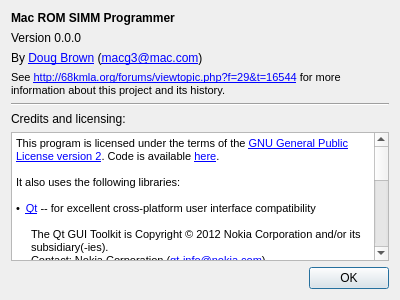
Before: the Qt Designer form aboutbox.ui in dougg3/mac-rom-simm-programmer.software, drawn with Qt 5.
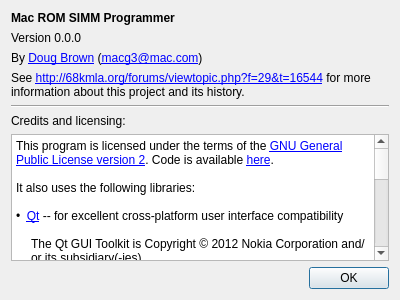
After: the same form once the commit is applied.

Commit message:
Fixed font size issues on Mac OS X (hopefully)
I manually removed any font-size styles in the about box. Unfortunately,
Qt Creator automatically puts them in, so this might be an ongoing pain
in the ass to deal with. Hopefully I won't ever have to change anything
on that screen. Anyway, as long as the sizes are left out, Qt defaults
to using whatever the system font is, which is the appropriate font for
that screen.

```diff
--- a/aboutbox.ui
+++ b/aboutbox.ui
@@ -59,7 +59,7 @@
       <string>&lt;!DOCTYPE HTML PUBLIC &quot;-//W3C//DTD HTML 4.0//EN&quot; &quot;http://www.w3.org/TR/REC-html40/strict.dtd&quot;&gt;
 &lt;html&gt;&lt;head&gt;&lt;meta name=&quot;qrichtext&quot; content=&quot;1&quot; /&gt;&lt;style type=&quot;text/css&quot;&gt;
 p, li { white-space: pre-wrap; }
-&lt;/style&gt;&lt;/head&gt;&lt;body style=&quot; font-family:'MS Shell Dlg 2'; font-size:8.25pt; font-weight:400; font-style:normal;&quot;&gt;
+&lt;/style&gt;&lt;/head&gt;&lt;body&gt;
 &lt;p style=&quot; margin-top:0px; margin-bottom:0px; margin-left:0px; margin-right:0px; -qt-block-indent:0; text-indent:0px;&quot;&gt;See &lt;a href=&quot;http://68kmla.org/forums/viewtopic.php?f=29&amp;amp;t=16544&quot;&gt;&lt;span style=&quot; text-decoration: underline; color:#0000ff;&quot;&gt;http://68kmla.org/forums/viewtopic.php?f=29&amp;amp;t=16544&lt;/span&gt;&lt;/a&gt; for more information about this project and its history.&lt;/p&gt;&lt;/body&gt;&lt;/html&gt;</string>
      </property>
      <property name="wordWrap">
@@ -90,30 +90,30 @@
       <string>&lt;!DOCTYPE HTML PUBLIC &quot;-//W3C//DTD HTML 4.0//EN&quot; &quot;http://www.w3.org/TR/REC-html40/strict.dtd&quot;&gt;
 &lt;html&gt;&lt;head&gt;&lt;meta name=&quot;qrichtext&quot; content=&quot;1&quot; /&gt;&lt;style type=&quot;text/css&quot;&gt;
 p, li { white-space: pre-wrap; }
-&lt;/style&gt;&lt;/head&gt;&lt;body style=&quot; font-family:'MS Shell Dlg 2'; font-size:8.25pt; font-weight:400; font-style:normal;&quot;&gt;
-&lt;p style=&quot; margin-top:0px; margin-bottom:0px; margin-left:0px; margin-right:0px; -qt-block-indent:0; text-indent:0px;&quot;&gt;&lt;span style=&quot; font-size:8pt;&quot;&gt;This program is licensed under the terms of the &lt;/span&gt;&lt;a href=&quot;http://www.gnu.org/licenses/gpl-2.0.html&quot;&gt;&lt;span style=&quot; font-size:8pt; text-decoration: underline; color:#0000ff;&quot;&gt;GNU General Public License version 2&lt;/span&gt;&lt;/a&gt;&lt;span style=&quot; font-size:8pt;&quot;&gt;. Code is available &lt;/span&gt;&lt;a href=&quot;http://code.google.com/p/mac-rom-simm-programmer/&quot;&gt;&lt;span style=&quot; font-size:8pt; text-decoration: underline; color:#0000ff;&quot;&gt;here&lt;/span&gt;&lt;/a&gt;&lt;span style=&quot; font-size:8pt;&quot;&gt;.&lt;/span&gt;&lt;/p&gt;
-&lt;p style=&quot;-qt-paragraph-type:empty; margin-top:0px; margin-bottom:0px; margin-left:0px; margin-right:0px; -qt-block-indent:0; text-indent:0px; font-size:8pt;&quot;&gt;&lt;/p&gt;
-&lt;p style=&quot; margin-top:0px; margin-bottom:0px; margin-left:0px; margin-right:0px; -qt-block-indent:0; text-indent:0px;&quot;&gt;&lt;span style=&quot; font-size:8pt;&quot;&gt;It also uses the following libraries:&lt;/span&gt;&lt;/p&gt;
-&lt;p style=&quot;-qt-paragraph-type:empty; margin-top:0px; margin-bottom:0px; margin-left:0px; margin-right:0px; -qt-block-indent:0; text-indent:0px; font-size:8pt;&quot;&gt;&lt;/p&gt;
-&lt;p style=&quot; margin-top:0px; margin-bottom:0px; margin-left:0px; margin-right:0px; -qt-block-indent:0; text-indent:0px;&quot;&gt;&lt;span style=&quot; font-size:8pt;&quot;&gt;•  &lt;/span&gt;&lt;a href=&quot;http://qt.nokia.com/&quot;&gt;&lt;span style=&quot; font-size:8pt; text-decoration: underline; color:#0000ff;&quot;&gt;Qt&lt;/span&gt;&lt;/a&gt;&lt;span style=&quot; font-size:8pt;&quot;&gt; -- for excellent cross-platform user interface compatibility&lt;/span&gt;&lt;/p&gt;
-&lt;p style=&quot;-qt-paragraph-type:empty; margin-top:0px; margin-bottom:0px; margin-left:0px; margin-right:0px; -qt-block-indent:0; text-indent:0px; font-size:8pt;&quot;&gt;&lt;/p&gt;
-&lt;p style=&quot; margin-top:0px; margin-bottom:0px; margin-left:15px; margin-right:0px; -qt-block-indent:0; text-indent:0px;&quot;&gt;&lt;span style=&quot; font-size:8pt;&quot;&gt;The Qt GUI Toolkit is Copyright © 2012 Nokia Corporation and/or its subsidiary(-ies).&lt;/span&gt;&lt;/p&gt;
-&lt;p style=&quot; margin-top:0px; margin-bottom:0px; margin-left:15px; margin-right:0px; -qt-block-indent:0; text-indent:0px;&quot;&gt;&lt;span style=&quot; font-size:8pt;&quot;&gt;Contact: Nokia Corporation (&lt;/span&gt;&lt;a href=&quot;qt-info@nokia.com&quot;&gt;&lt;span style=&quot; font-size:8pt; text-decoration: underline; color:#0000ff;&quot;&gt;qt-info@nokia.com&lt;/span&gt;&lt;/a&gt;&lt;span style=&quot; font-size:8pt;&quot;&gt;)&lt;/span&gt;&lt;/p&gt;
-&lt;p style=&quot;-qt-paragraph-type:empty; margin-top:0px; margin-bottom:0px; margin-left:15px; margin-right:0px; -qt-block-indent:0; text-indent:0px; font-size:8pt;&quot;&gt;&lt;/p&gt;
-&lt;p style=&quot; margin-top:0px; margin-bottom:0px; margin-left:15px; margin-right:0px; -qt-block-indent:0; text-indent:0px;&quot;&gt;&lt;span style=&quot; font-size:8pt;&quot;&gt;Qt is licensed under the &lt;/span&gt;&lt;a href=&quot;http://www.gnu.org/licenses/lgpl-2.1.html&quot;&gt;&lt;span style=&quot; font-size:8pt; text-decoration: underline; color:#0000ff;&quot;&gt;GNU Lesser General Public License version 2.1&lt;/span&gt;&lt;/a&gt;&lt;span style=&quot; font-size:8pt;&quot;&gt;.&lt;/span&gt;&lt;/p&gt;
-&lt;p style=&quot;-qt-paragraph-type:empty; margin-top:0px; margin-bottom:0px; margin-left:0px; margin-right:0px; -qt-block-indent:0; text-indent:0px; font-size:8pt;&quot;&gt;&lt;/p&gt;
-&lt;p style=&quot; margin-top:0px; margin-bottom:0px; margin-left:0px; margin-right:0px; -qt-block-indent:0; text-indent:0px;&quot;&gt;&lt;span style=&quot; font-size:8pt;&quot;&gt;•  &lt;/span&gt;&lt;a href=&quot;http://code.google.com/p/qextserialport/&quot;&gt;&lt;span style=&quot; font-size:8pt; text-decoration: underline; color:#0000ff;&quot;&gt;QextSerialPort&lt;/span&gt;&lt;/a&gt;&lt;span style=&quot; font-size:8pt;&quot;&gt; -- for communication with the SIMM programmer board (note: I use a custom version of it available at &lt;/span&gt;&lt;a href=&quot;http://code.google.com/r/doug-qextserialport-linuxnotifications/&quot;&gt;&lt;span style=&quot; font-size:8pt; text-decoration: underline; color:#0000ff;&quot;&gt;this location&lt;/span&gt;&lt;/a&gt;&lt;span style=&quot; font-size:8pt;&quot;&gt;):&lt;/span&gt;&lt;/p&gt;
-&lt;p style=&quot;-qt-paragraph-type:empty; margin-top:0px; margin-bottom:0px; margin-left:0px; margin-right:0px; -qt-block-indent:0; text-indent:0px; font-size:8pt;&quot;&gt;&lt;/p&gt;
-&lt;p style=&quot; margin-top:0px; margin-bottom:0px; margin-left:15px; margin-right:0px; -qt-block-indent:0; text-indent:0px;&quot;&gt;&lt;span style=&quot; font-size:8pt;&quot;&gt;Copyright © 2000-2003 Wayne Roth&lt;/span&gt;&lt;/p&gt;
-&lt;p style=&quot; margin-top:0px; margin-bottom:0px; margin-left:15px; margin-right:0px; -qt-block-indent:0; text-indent:0px;&quot;&gt;&lt;span style=&quot; font-size:8pt;&quot;&gt;Copyright © 2004-2007 Stefan Sander&lt;/span&gt;&lt;/p&gt;
-&lt;p style=&quot; margin-top:0px; margin-bottom:0px; margin-left:15px; margin-right:0px; -qt-block-indent:0; text-indent:0px;&quot;&gt;&lt;span style=&quot; font-size:8pt;&quot;&gt;Copyright © 2007 Michal Policht&lt;/span&gt;&lt;/p&gt;
-&lt;p style=&quot; margin-top:0px; margin-bottom:0px; margin-left:15px; margin-right:0px; -qt-block-indent:0; text-indent:0px;&quot;&gt;&lt;span style=&quot; font-size:8pt;&quot;&gt;Copyright © 2008 Brandon Fosdick&lt;/span&gt;&lt;/p&gt;
-&lt;p style=&quot; margin-top:0px; margin-bottom:0px; margin-left:15px; margin-right:0px; -qt-block-indent:0; text-indent:0px;&quot;&gt;&lt;span style=&quot; font-size:8pt;&quot;&gt;Copyright © 2009-2010 Liam Staskawicz&lt;/span&gt;&lt;/p&gt;
-&lt;p style=&quot; margin-top:0px; margin-bottom:0px; margin-left:15px; margin-right:0px; -qt-block-indent:0; text-indent:0px;&quot;&gt;&lt;span style=&quot; font-size:8pt;&quot;&gt;Copyright © 2011 Debao Zhang&lt;/span&gt;&lt;/p&gt;
-&lt;p style=&quot;-qt-paragraph-type:empty; margin-top:0px; margin-bottom:0px; margin-left:0px; margin-right:0px; -qt-block-indent:0; text-indent:0px; font-size:8pt;&quot;&gt;&lt;/p&gt;
-&lt;p style=&quot; margin-top:0px; margin-bottom:0px; margin-left:0px; margin-right:0px; -qt-block-indent:0; text-indent:0px;&quot;&gt;&lt;span style=&quot; font-size:8pt;&quot;&gt;•  The programmer board firmware uses &lt;/span&gt;&lt;a href=&quot;http://www.fourwalledcubicle.com/LUFA.php&quot;&gt;&lt;span style=&quot; font-size:8pt; text-decoration: underline; color:#0000ff;&quot;&gt;LUFA&lt;/span&gt;&lt;/a&gt;&lt;span style=&quot; font-size:8pt;&quot;&gt; for its USB communication:&lt;/span&gt;&lt;/p&gt;
-&lt;p style=&quot;-qt-paragraph-type:empty; margin-top:0px; margin-bottom:0px; margin-left:0px; margin-right:0px; -qt-block-indent:0; text-indent:0px; font-size:8pt;&quot;&gt;&lt;/p&gt;
-&lt;p style=&quot; margin-top:0px; margin-bottom:0px; margin-left:15px; margin-right:0px; -qt-block-indent:0; text-indent:0px;&quot;&gt;&lt;span style=&quot; font-size:8pt;&quot;&gt;Copyright © Dean Camera, 2012&lt;/span&gt;&lt;/p&gt;&lt;/body&gt;&lt;/html&gt;</string>
+&lt;/style&gt;&lt;/head&gt;&lt;body&gt;
+&lt;p style=&quot; margin-top:0px; margin-bottom:0px; margin-left:0px; margin-right:0px; -qt-block-indent:0; text-indent:0px;&quot;&gt;&lt;span&gt;This program is licensed under the terms of the &lt;/span&gt;&lt;a href=&quot;http://www.gnu.org/licenses/gpl-2.0.html&quot;&gt;&lt;span style=&quot;text-decoration: underline; color:#0000ff;&quot;&gt;GNU General Public License version 2&lt;/span&gt;&lt;/a&gt;&lt;span&gt;. Code is available &lt;/span&gt;&lt;a href=&quot;http://code.google.com/p/mac-rom-simm-programmer/&quot;&gt;&lt;span style=&quot; text-decoration: underline; color:#0000ff;&quot;&gt;here&lt;/span&gt;&lt;/a&gt;&lt;span&gt;.&lt;/span&gt;&lt;/p&gt;
+&lt;p style=&quot;-qt-paragraph-type:empty; margin-top:0px; margin-bottom:0px; margin-left:0px; margin-right:0px; -qt-block-indent:0; text-indent:0px; &quot;&gt;&lt;/p&gt;
+&lt;p style=&quot; margin-top:0px; margin-bottom:0px; margin-left:0px; margin-right:0px; -qt-block-indent:0; text-indent:0px;&quot;&gt;&lt;span&gt;It also uses the following libraries:&lt;/span&gt;&lt;/p&gt;
+&lt;p style=&quot;-qt-paragraph-type:empty; margin-top:0px; margin-bottom:0px; margin-left:0px; margin-right:0px; -qt-block-indent:0; text-indent:0px;&quot;&gt;&lt;/p&gt;
+&lt;p style=&quot; margin-top:0px; margin-bottom:0px; margin-left:0px; margin-right:0px; -qt-block-indent:0; text-indent:0px;&quot;&gt;&lt;span&gt;•  &lt;/span&gt;&lt;a href=&quot;http://qt.nokia.com/&quot;&gt;&lt;span style=&quot; text-decoration: underline; color:#0000ff;&quot;&gt;Qt&lt;/span&gt;&lt;/a&gt;&lt;span&gt; -- for excellent cross-platform user interface compatibility&lt;/span&gt;&lt;/p&gt;
+&lt;p style=&quot;-qt-paragraph-type:empty; margin-top:0px; margin-bottom:0px; margin-left:0px; margin-right:0px; -qt-block-indent:0; text-indent:0px;&quot;&gt;&lt;/p&gt;
+&lt;p style=&quot; margin-top:0px; margin-bottom:0px; margin-left:15px; margin-right:0px; -qt-block-indent:0; text-indent:0px;&quot;&gt;&lt;span&gt;The Qt GUI Toolkit is Copyright © 2012 Nokia Corporation and/or its subsidiary(-ies).&lt;/span&gt;&lt;/p&gt;
+&lt;p style=&quot; margin-top:0px; margin-bottom:0px; margin-left:15px; margin-right:0px; -qt-block-indent:0; text-indent:0px;&quot;&gt;&lt;span&gt;Contact: Nokia Corporation (&lt;/span&gt;&lt;a href=&quot;qt-info@nokia.com&quot;&gt;&lt;span style=&quot; text-decoration: underline; color:#0000ff;&quot;&gt;qt-info@nokia.com&lt;/span&gt;&lt;/a&gt;&lt;span&gt;)&lt;/span&gt;&lt;/p&gt;
+&lt;p style=&quot;-qt-paragraph-type:empty; margin-top:0px; margin-bottom:0px; margin-left:15px; margin-right:0px; -qt-block-indent:0; text-indent:0px;&quot;&gt;&lt;/p&gt;
+&lt;p style=&quot; margin-top:0px; margin-bottom:0px; margin-left:15px; margin-right:0px; -qt-block-indent:0; text-indent:0px;&quot;&gt;&lt;span&gt;Qt is licensed under the &lt;/span&gt;&lt;a href=&quot;http://www.gnu.org/licenses/lgpl-2.1.html&quot;&gt;&lt;span style=&quot; text-decoration: underline; color:#0000ff;&quot;&gt;GNU Lesser General Public License version 2.1&lt;/span&gt;&lt;/a&gt;&lt;span&gt;.&lt;/span&gt;&lt;/p&gt;
+&lt;p style=&quot;-qt-paragraph-type:empty; margin-top:0px; margin-bottom:0px; margin-left:0px; margin-right:0px; -qt-block-indent:0; text-indent:0px;&quot;&gt;&lt;/p&gt;
+&lt;p style=&quot; margin-top:0px; margin-bottom:0px; margin-left:0px; margin-right:0px; -qt-block-indent:0; text-indent:0px;&quot;&gt;&lt;span&gt;•  &lt;/span&gt;&lt;a href=&quot;http://code.google.com/p/qextserialport/&quot;&gt;&lt;span style=&quot; text-decoration: underline; color:#0000ff;&quot;&gt;QextSerialPort&lt;/span&gt;&lt;/a&gt;&lt;span&gt; -- for communication with the SIMM programmer board (note: I use a custom version of it available at &lt;/span&gt;&lt;a href=&quot;http://code.google.com/r/doug-qextserialport-linuxnotifications/&quot;&gt;&lt;span style=&quot; text-decoration: underline; color:#0000ff;&quot;&gt;this location&lt;/span&gt;&lt;/a&gt;&lt;span&gt;):&lt;/span&gt;&lt;/p&gt;
+&lt;p style=&quot;-qt-paragraph-type:empty; margin-top:0px; margin-bottom:0px; margin-left:0px; margin-right:0px; -qt-block-indent:0; text-indent:0px;&quot;&gt;&lt;/p&gt;
+&lt;p style=&quot; margin-top:0px; margin-bottom:0px; margin-left:15px; margin-right:0px; -qt-block-indent:0; text-indent:0px;&quot;&gt;&lt;span&gt;Copyright © 2000-2003 Wayne Roth&lt;/span&gt;&lt;/p&gt;
+&lt;p style=&quot; margin-top:0px; margin-bottom:0px; margin-left:15px; margin-right:0px; -qt-block-indent:0; text-indent:0px;&quot;&gt;&lt;span&gt;Copyright © 2004-2007 Stefan Sander&lt;/span&gt;&lt;/p&gt;
+&lt;p style=&quot; margin-top:0px; margin-bottom:0px; margin-left:15px; margin-right:0px; -qt-block-indent:0; text-indent:0px;&quot;&gt;&lt;span&gt;Copyright © 2007 Michal Policht&lt;/span&gt;&lt;/p&gt;
+&lt;p style=&quot; margin-top:0px; margin-bottom:0px; margin-left:15px; margin-right:0px; -qt-block-indent:0; text-indent:0px;&quot;&gt;&lt;span&gt;Copyright © 2008 Brandon Fosdick&lt;/span&gt;&lt;/p&gt;
+&lt;p style=&quot; margin-top:0px; margin-bottom:0px; margin-left:15px; margin-right:0px; -qt-block-indent:0; text-indent:0px;&quot;&gt;&lt;span&gt;Copyright © 2009-2010 Liam Staskawicz&lt;/span&gt;&lt;/p&gt;
+&lt;p style=&quot; margin-top:0px; margin-bottom:0px; margin-left:15px; margin-right:0px; -qt-block-indent:0; text-indent:0px;&quot;&gt;&lt;span&gt;Copyright © 2011 Debao Zhang&lt;/span&gt;&lt;/p&gt;
+&lt;p style=&quot;-qt-paragraph-type:empty; margin-top:0px; margin-bottom:0px; margin-left:0px; margin-right:0px; -qt-block-indent:0; text-indent:0px;&quot;&gt;&lt;/p&gt;
+&lt;p style=&quot; margin-top:0px; margin-bottom:0px; margin-left:0px; margin-right:0px; -qt-block-indent:0; text-indent:0px;&quot;&gt;&lt;span&gt;•  The programmer board firmware uses &lt;/span&gt;&lt;a href=&quot;http://www.fourwalledcubicle.com/LUFA.php&quot;&gt;&lt;span style=&quot; text-decoration: underline; color:#0000ff;&quot;&gt;LUFA&lt;/span&gt;&lt;/a&gt;&lt;span&gt; for its USB communication:&lt;/span&gt;&lt;/p&gt;
+&lt;p style=&quot;-qt-paragraph-type:empty; margin-top:0px; margin-bottom:0px; margin-left:0px; margin-right:0px; -qt-block-indent:0; text-indent:0px;&quot;&gt;&lt;/p&gt;
+&lt;p style=&quot; margin-top:0px; margin-bottom:0px; margin-left:15px; margin-right:0px; -qt-block-indent:0; text-indent:0px;&quot;&gt;&lt;span&gt;Copyright © Dean Camera, 2012&lt;/span&gt;&lt;/p&gt;&lt;/body&gt;&lt;/html&gt;</string>
      </property>
      <property name="openExternalLinks">
       <bool>true</bool>
```
